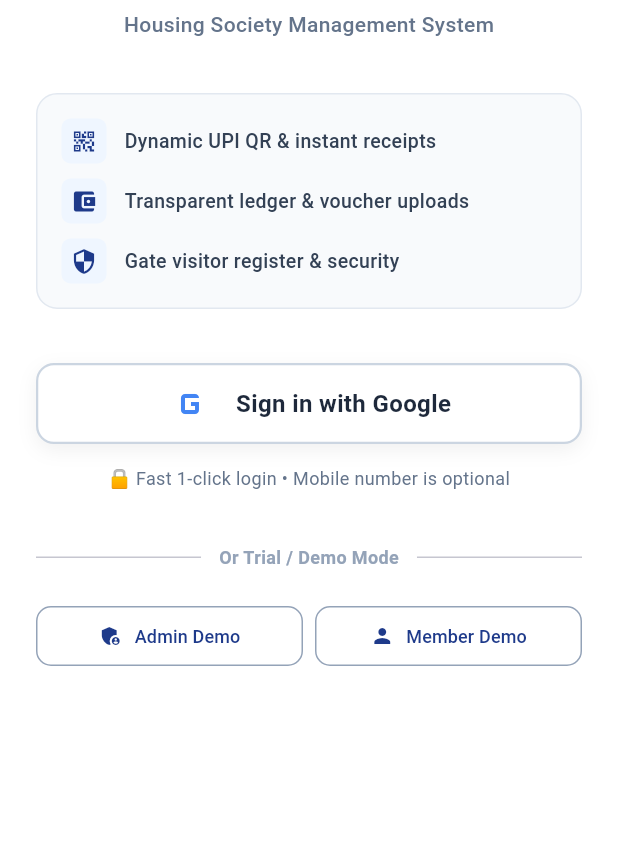
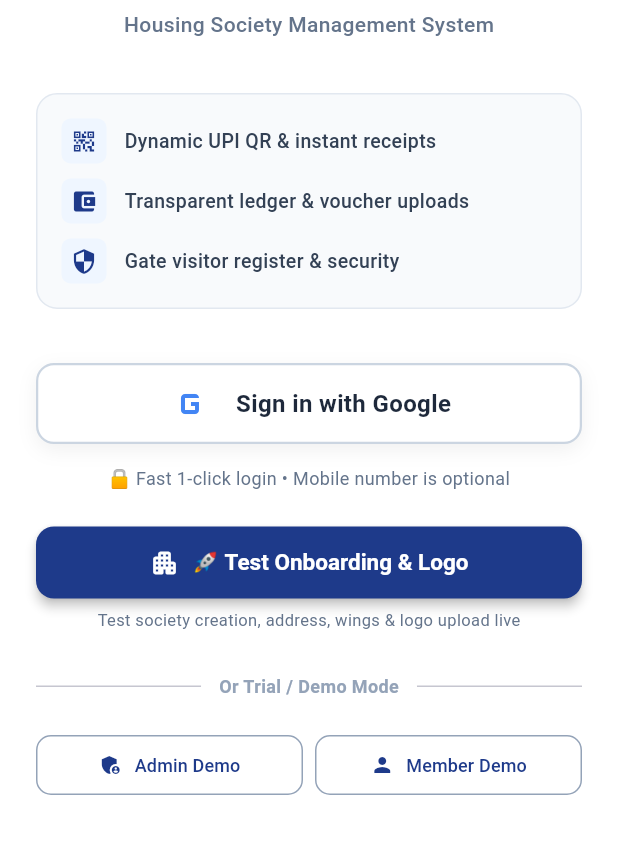
Before and after one commit to pradeepkole/Complete-Society-Management-Flutter-App, a Flutter app: the screen it shows once a user with an empty profile is signed in, after a tap on "मराठी / ENG", after a tap on the "logout" icon, on a phone screen of 412 x 824 dp, the part 354-1208 px from its top. Run offline on Flutter 3.47's test engine with Material 3 defaults, Android fonts, the phone set to English and light mode, and no system bars; our stand-ins replace cloud_firestore, csv, firebase_auth, firebase_core, firebase_storage, fl_chart and 6 more; accounts and stored records are empty; network calls fail.

Commit message:
Add direct test onboarding mode and Google Play SHA-1 helper dialog

```diff
--- a/lib/providers/auth_provider.dart
+++ b/lib/providers/auth_provider.dart
@@ -181,6 +181,48 @@ class AuthProvider extends ChangeNotifier {
     _status = AuthStatus.authenticated;
     _isLoading = false;
     notifyListeners();
+  }
+
+  /// Quick Test Sign-In into Onboarding flow without requiring Google Play Services SHA-1
+  Future<void> signInForOnboardingTesting({
+    String? name,
+    String? email,
+  }) async {
+    _isLoading = true;
+    _errorMessage = null;
+    notifyListeners();
+
+    try {
+      String uid = 'test_${DateTime.now().millisecondsSinceEpoch}';
+      try {
+        final anon = await _firebaseAuth.signInAnonymously();
+        if (anon.user != null) {
+          uid = anon.user!.uid;
+        }
+      } catch (_) {
+        // Fallback to timestamp uid if anonymous auth is disabled
+      }
+
+      final testUser = AppUser(
+        uid: uid,
+        name: name ?? 'डॉ. प्रदीप कोळे',
+        nameMr: name ?? 'डॉ. प्रदीप कोळे',
+        email: email ?? 'pradip.kole@societygate.com',
+        phoneNumber: '',
+        role: 'admin',
+        societyId: '',
+        isApproved: false,
+      );
+
+      _currentUser = testUser;
+      _currentSociety = null;
+      _status = AuthStatus.needsOnboarding;
+    } catch (e) {
+      _errorMessage = e.toString();
+    } finally {
+      _isLoading = false;
+      notifyListeners();
+    }
   }
 
   /// Register a brand new Society (Creator becomes Admin)
--- a/lib/screens/auth/login_screen.dart
+++ b/lib/screens/auth/login_screen.dart
@@ -20,15 +20,81 @@ class _LoginScreenState extends State<LoginScreen> {
     final success = await auth.signInWithGoogle();
     if (mounted) {
       setState(() => _isGoogleLoading = false);
-      if (!success && auth.errorMessage != null) {
-        ScaffoldMessenger.of(context).showSnackBar(
-          SnackBar(
-            content: Text(auth.errorMessage!),
-            backgroundColor: Colors.red,
-          ),
-        );
+      if (!success) {
+        _showGoogleAuthNoticeDialog(auth, isMr);
       }
     }
+  }
+
+  void _showGoogleAuthNoticeDialog(AuthProvider auth, bool isMr) {
+    showDialog(
+      context: context,
+      builder: (ctx) => AlertDialog(
+        shape: RoundedRectangleBorder(borderRadius: BorderRadius.circular(16)),
+        title: Row(
+          children: [
+            const Icon(Icons.info_outline, color: Color(0xFF1E3A8A)),
+            const SizedBox(width: 8),
+            Expanded(
+              child: Text(
+                isMr ? 'Google साइन-इन माहिती' : 'Google Sign-In Notice',
+                style: const TextStyle(fontSize: 16, fontWeight: FontWeight.bold),
+              ),
+            ),
+          ],
+        ),
+        content: Column(
+          mainAxisSize: MainAxisSize.min,
+          crossAxisAlignment: CrossAxisAlignment.start,
+          children: [
+            Text(
+              isMr
+                  ? 'Android ॲपवर थेट Google ने साइन इन करण्यासाठी Firebase Console मध्ये खालील SHA-1 फिंगरप्रिंट जोडणे आवश्यक असते:'
+                  : 'To enable Google Sign-In on Android, add this SHA-1 fingerprint in Firebase Console:',
+              style: const TextStyle(fontSize: 13, height: 1.4),
+            ),
+            const SizedBox(height: 10),
+            Container(
+              padding: const EdgeInsets.all(10),
+              decoration: BoxDecoration(
+                color: const Color(0xFFF1F5F9),
+                borderRadius: BorderRadius.circular(8),
+                border: Border.all(color: const Color(0xFFCBD5E1)),
+              ),
+              child: const SelectableText(
+                '76:4B:AD:25:DE:1F:B3:96:B6:30:25:3F:88:C1:E2:28:AF:30:6F:92',
+                style: TextStyle(fontSize: 11, fontWeight: FontWeight.bold, fontFamily: 'monospace', color: Color(0xFF1E293B)),
+              ),
+            ),
+            const SizedBox(height: 14),
+            Text(
+              isMr
+                  ? 'तोपर्यंत आपण आत्ता लगेच खालील बटण दाबून थेट नवीन सोसायटी नोंदणी, लोगो जोडणे व सर्व फीचर्स वापरून पाहू शकता!'
+                  : 'Meanwhile, you can tap below to test Society Onboarding, Logo Upload, and all features right now!',
+              style: const TextStyle(fontSize: 13, fontWeight: FontWeight.w600, color: Color(0xFF0F172A)),
+            ),
+          ],
+        ),
+        actions: [
+          TextButton(
+            onPressed: () => Navigator.pop(ctx),
+            child: Text(isMr ? 'रद्द करा' : 'Cancel'),
+          ),
+          ElevatedButton.icon(
+            icon: const Icon(Icons.rocket_launch, size: 16),
+            style: ElevatedButton.styleFrom(
+              backgroundColor: const Color(0xFF1E3A8A),
+              foregroundColor: Colors.white,
+            ),
+            onPressed: () {
+              Navigator.pop(ctx);
+              auth.signInForOnboardingTesting();
+            },
+            child: Text(isMr ? 'थेट चाचणी सुरू करा' : 'Continue in Test Mode'),
+          ),
+        ],
+      ),
+    );
   }
 
   @override
@@ -204,7 +270,35 @@ class _LoginScreenState extends State<LoginScreen> {
                     : '🔒 Fast 1-click login • Mobile number is optional',
                 style: const TextStyle(fontSize: 12, color: Color(0xFF64748B)),
               ),
-              const SizedBox(height: 36),
+              const SizedBox(height: 24),
+
+              // DIRECT ONBOARDING TEST BUTTON
+              SizedBox(
+                width: double.infinity,
+                child: ElevatedButton.icon(
+                  icon: const Icon(Icons.apartment_rounded, color: Colors.white, size: 20),
+                  label: Text(
+                    isMr ? '🚀 नवीन ऑनबोर्डिंग व लोगो चाचणी' : '🚀 Test Onboarding & Logo',
+                    style: const TextStyle(fontSize: 15, fontWeight: FontWeight.bold),
+                  ),
+                  style: ElevatedButton.styleFrom(
+                    backgroundColor: const Color(0xFF1E3A8A),
+                    foregroundColor: Colors.white,
+                    padding: const EdgeInsets.symmetric(vertical: 14),
+                    shape: RoundedRectangleBorder(borderRadius: BorderRadius.circular(12)),
+                    elevation: 3,
+                  ),
+                  onPressed: () => auth.signInForOnboardingTesting(),
+                ),
+              ),
+              const SizedBox(height: 6),
+              Text(
+                isMr
+                    ? 'सोसायटी नाव, पत्ता, विंग्स व लोगो अपलोडची थेट चाचणी घ्या'
+                    : 'Test society creation, address, wings & logo upload live',
+                style: const TextStyle(fontSize: 11, color: Color(0xFF64748B)),
+              ),
+              const SizedBox(height: 28),
 
               // OR Divider
               Row(
```
